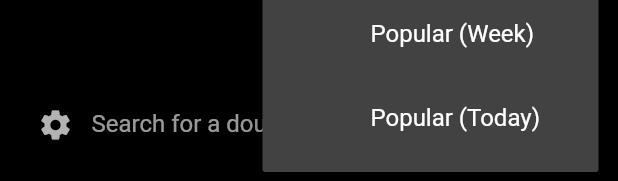
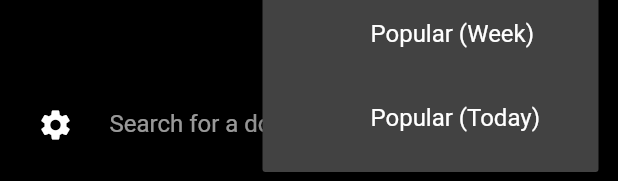
Before and after one commit to WeebNetsu/nclientv3, a Flutter app: the BottomSearchBarWidget widget shown alone on an empty page, opened directly with empty values, item 3 of the bottom bar chosen, on a phone screen of 412 x 824 dp. Shown: the part 1052-1233 px from the top of the screen. Run offline on Flutter 3.47's test engine with Material 2 defaults, Android fonts, the phone set to English and light mode, and no system bars; our stand-ins replace flutter_keyboard_visibility, lazy_load_scrollview, random_string, webview_flutter; missing offline and left inert: nhentai, observe_internet_connectivity, webview_cookie_manager; statements that could not run were skipped.

Commit message:
Fix buttons on search difficult to click

```diff
--- a/lib/widgets/bottom_search_bar_widget.dart
+++ b/lib/widgets/bottom_search_bar_widget.dart
@@ -73,26 +73,31 @@ class _BottomSearchBarWidget extends State<BottomSearchBarWidget> {
         child: Padding(
           padding: const EdgeInsets.symmetric(horizontal: 13),
           child: Container(
-            // Styling for the container that holds the TextField
             color: Colors.black,
-
+            child: Row(
+              children: [
+                IconButton(
+                  icon: const Icon(Icons.settings),
+                  onPressed: () {},
+                ),
+                Expanded(
                   child: TextField(
                     autofocus: false,
                     focusNode: widget._focusNode,
-              //   use the provided controller (so we don't change pages on search)
+                    // use the provided controller (so we don't change pages on search)
                     controller: _searchText,
-              decoration: InputDecoration(
-                labelText: 'Search for a doubjin',
+                    decoration: const InputDecoration(
+                      labelText: 'Search for a doujin',
                       hintText: '177013',
-                prefixIcon: IconButton(
-                  icon: const Icon(Icons.settings),
-                  onPressed: () {
-                    // Handle left icon button tap
-                  },
+                      filled: true,
+                      fillColor: Colors.black,
+                      border: OutlineInputBorder(
+                        borderSide: BorderSide.none, // Remove border
                       ),
-                suffixIcon: Row(
-                  mainAxisSize: MainAxisSize.min,
-                  children: [
+                    ),
+                    keyboardType: TextInputType.text,
+                  ),
+                ),
                 IconButton(
                   icon: const Icon(Icons.search),
                   onPressed: handleSearch,
@@ -100,8 +105,6 @@ class _BottomSearchBarWidget extends State<BottomSearchBarWidget> {
                 PopupMenuButton(
                   child: const Icon(Icons.sort),
                   itemBuilder: (_) {
-                        print(_userPreferences.sort.toString());
-
                     if (_loading) return [];
 
                     return [
@@ -152,16 +155,8 @@ class _BottomSearchBarWidget extends State<BottomSearchBarWidget> {
                       if (widget._reloadData != null) await widget._reloadData!();
                     }
                   },
-                    )
+                ),
               ],
-                ),
-                filled: true,
-                fillColor: Colors.black,
-                border: const OutlineInputBorder(
-                  borderSide: BorderSide.none, // Remove border
-                ),
-              ),
-              keyboardType: TextInputType.text,
             ),
           ),
         ),
--- a/pubspec.yaml
+++ b/pubspec.yaml
@@ -16,7 +16,7 @@ publish_to: "none" # Remove this line if you wish to publish to pub.dev
 # https://developer.apple.com/library/archive/documentation/General/Reference/InfoPlistKeyReference/Articles/CoreFoundationKeys.html
 # In Windows, build-name is used as the major, minor, and patch parts
 # of the product and file versions while build-number is used as the build suffix.
-version: 0.3.0+1
+version: 0.3.1+1
 
 environment:
   sdk: ">=3.0.5 <4.0.0"
```
Lines whose indentation alone changed are shown as unchanged.
